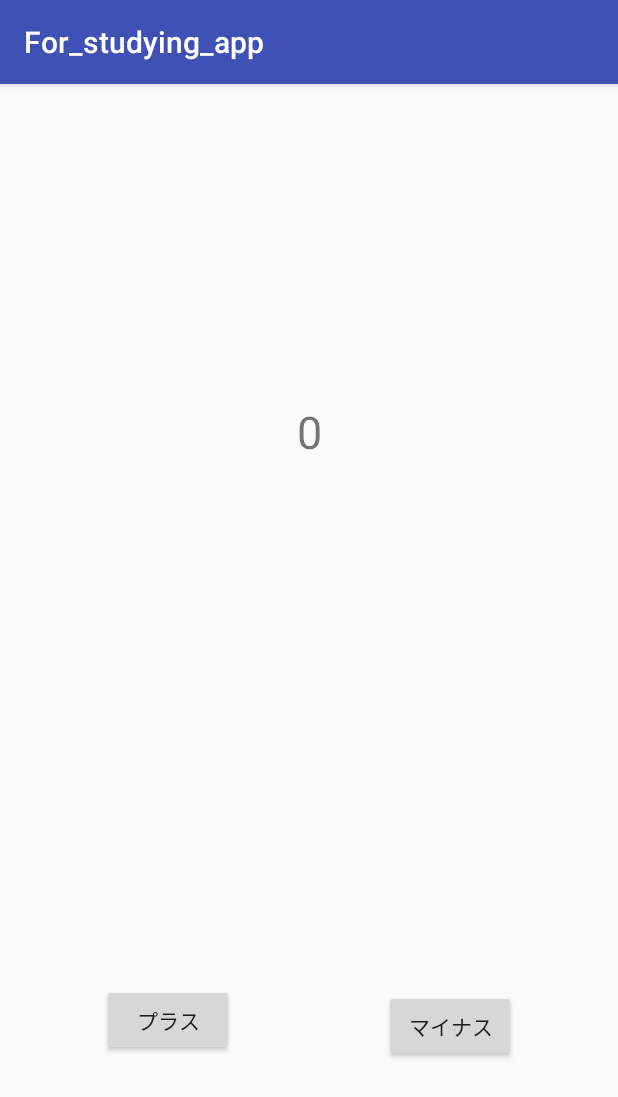
After one commit to Bluewind12/For_studying_app, an Android app: the Button_Activity screen opened directly, with no data from a screen before it, on a phone screen of 412 x 824 dp. The commit adds this screen. Shown: the top 1097 px of the screen. Run offline under Robolectric (Android 15) with nearby library versions, the phone set to English and light mode, and no system bars; 1 statement that could not run was skipped.

Commit message:
Button_end

```diff
--- /dev/null
+++ b/app/src/main/java/com/example/momonyan/for_studying_app/Button_Activity.kt
@@ -0,0 +1,45 @@
+package com.example.momonyan.for_studying_app
+
+import android.content.Intent
+import android.os.Bundle
+import android.support.v7.app.AppCompatActivity
+import android.widget.Button
+import android.widget.ImageView
+import android.widget.TextView
+import java.util.*
+
+class Button_Activity : AppCompatActivity() {
+
+    private lateinit var buttonUP: Button
+    private lateinit var buttonDOWN: Button
+    private lateinit var textView: TextView
+
+    private lateinit var buttonScreenChange: Button
+    private lateinit var imageView: ImageView
+
+    private var i = 0 //Int型
+
+    override fun onCreate(savedInstanceState: Bundle?) {
+        super.onCreate(savedInstanceState)
+        setContentView(R.layout.button_layout)
+
+        //初期宣言
+        buttonUP = findViewById(R.id.buttonArea_UP)
+        buttonDOWN = findViewById(R.id.buttonArea_Down)
+        textView = findViewById(R.id.buttonArea_Text)
+
+        buttonScreenChange =findViewById(R.id.buttonScreen)
+        //Buttonが押されたときの動作
+        buttonUP.setOnClickListener {
+            i = i + 1
+            //i++
+            textView.text = i.toString()    //iの表示
+        }
+        buttonDOWN.setOnClickListener {
+            i--
+            //i -= 1
+            textView.text = i.toString()
+        }
+
+    }
+}
--- /dev/null
+++ b/app/src/main/res/layout/button_layout.xml
@@ -0,0 +1,51 @@
+<?xml version="1.0" encoding="utf-8"?>
+<android.support.constraint.ConstraintLayout
+    xmlns:android="http://schemas.android.com/apk/res/android"
+    xmlns:app="http://schemas.android.com/apk/res-auto"
+    xmlns:tools="http://schemas.android.com/tools"
+    android:layout_width="match_parent"
+    android:layout_height="match_parent">
+
+    <Button
+        android:id="@+id/buttonArea_UP"
+        android:layout_width="wrap_content"
+        android:layout_height="wrap_content"
+        android:layout_marginBottom="120dp"
+        android:layout_marginStart="68dp"
+        android:layout_marginTop="8dp"
+        android:text="プラス"
+        app:layout_constraintBottom_toBottomOf="parent"
+        app:layout_constraintStart_toStartOf="parent"
+        app:layout_constraintTop_toBottomOf="@+id/buttonArea_Text"
+        app:layout_constraintVertical_bias="1.0" />
+
+    <TextView
+        android:id="@+id/buttonArea_Text"
+        android:layout_width="wrap_content"
+        android:layout_height="wrap_content"
+        android:layout_marginBottom="8dp"
+        android:layout_marginEnd="8dp"
+        android:layout_marginStart="8dp"
+        android:layout_marginTop="8dp"
+        android:text="0"
+        android:textSize="30sp"
+        app:layout_constraintBottom_toBottomOf="parent"
+        app:layout_constraintEnd_toEndOf="parent"
+        app:layout_constraintStart_toStartOf="parent"
+        app:layout_constraintTop_toTopOf="parent"
+        app:layout_constraintVertical_bias="0.286" />
+
+    <Button
+        android:id="@+id/buttonArea_Down"
+        android:layout_width="wrap_content"
+        android:layout_height="wrap_content"
+        android:layout_marginBottom="116dp"
+        android:layout_marginEnd="68dp"
+        android:layout_marginTop="8dp"
+        android:text="マイナス"
+        app:layout_constraintBottom_toBottomOf="parent"
+        app:layout_constraintEnd_toEndOf="parent"
+        app:layout_constraintTop_toBottomOf="@+id/buttonArea_Text"
+        app:layout_constraintVertical_bias="1.0" />
+
+</android.support.constraint.ConstraintLayout>
```
Also changed, not shown: app/src/main/AndroidManifest.xml (+6 -1 lines), app/src/main/java/com/example/momonyan/for_studying_app/Edit_Activity.kt (added, +20 -0 lines), app/src/main/java/com/example/momonyan/for_studying_app/MainActivity.kt (+26 -23 lines), app/src/main/res/layout/activity_main.xml (+10 -10 lines), app/src/main/res/layout/edittext_layout.xml (added, +39 -0 lines).
